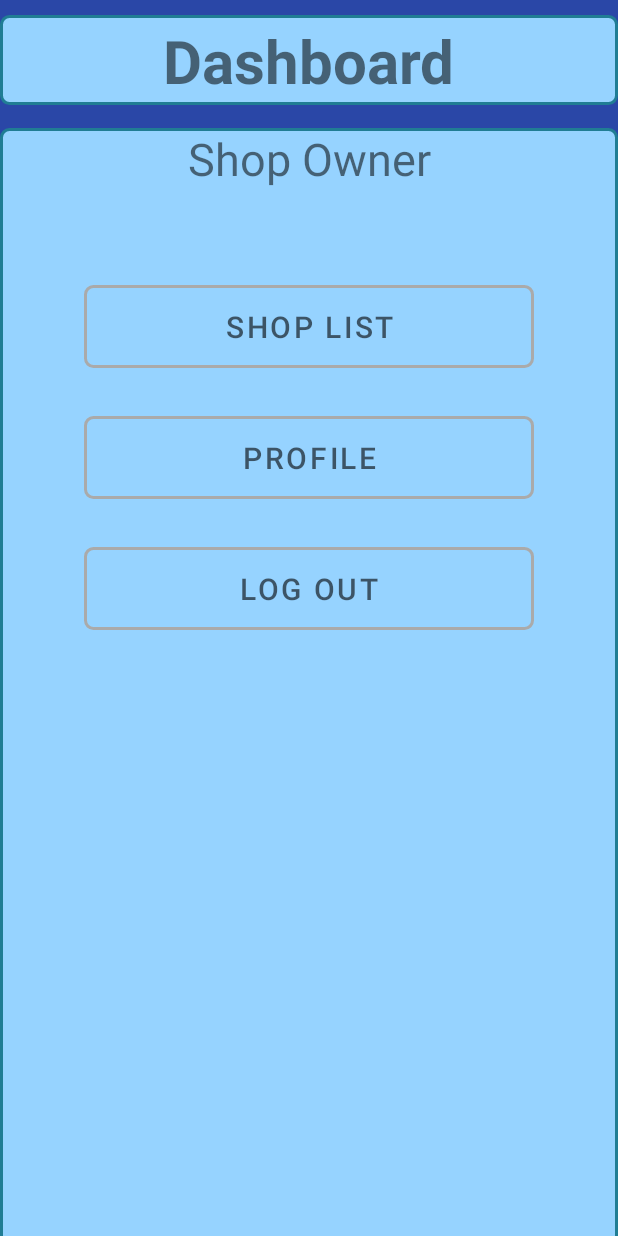
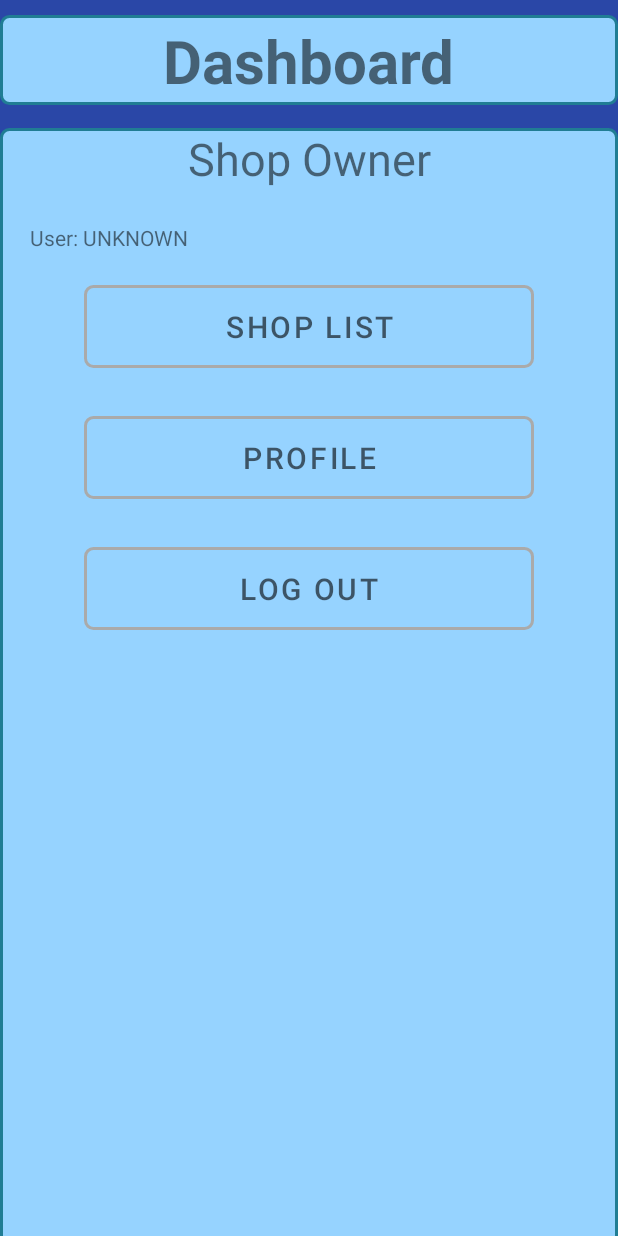
Before and after one commit to jchan201/ShopSmart, an Android app: the layout shopowner_dashboard_activity.xml on its own in the app's theme, with its tools: preview values and no code run, on a phone screen of 412 x 824 dp. Run offline under Robolectric (Android 15) with nearby library versions, the light colour scheme and no system bars.

Commit message:
dashboard sh*t

```diff
--- a/app/src/main/res/layout/shopowner_dashboard_activity.xml
+++ b/app/src/main/res/layout/shopowner_dashboard_activity.xml
@@ -96,4 +96,23 @@
         app:layout_constraintStart_toStartOf="@+id/bodyView"
         app:layout_constraintTop_toBottomOf="@+id/edtTextIntNum" />
 
+    <TextView
+        android:id="@+id/textUserTitle"
+        android:layout_width="wrap_content"
+        android:layout_height="wrap_content"
+        android:text="User: "
+        android:layout_marginLeft="20dp"
+        app:layout_constraintBottom_toTopOf="@+id/edtTextAccNum"
+        app:layout_constraintStart_toStartOf="@+id/bodyView"
+        app:layout_constraintTop_toBottomOf="@+id/textTitle" />
+
+    <TextView
+        android:id="@+id/textUsername"
+        android:layout_width="wrap_content"
+        android:layout_height="wrap_content"
+        android:text="UNKNOWN"
+        app:layout_constraintBottom_toTopOf="@+id/edtTextAccNum"
+        app:layout_constraintStart_toEndOf="@+id/textUserTitle"
+        app:layout_constraintTop_toBottomOf="@+id/textTitle" />
+
 </androidx.constraintlayout.widget.ConstraintLayout>
```
Also changed, not shown: app/src/main/java/com/shopsmart/shopsmart/ShopOwnerDashboardActivity.java (+45 -0 lines).
